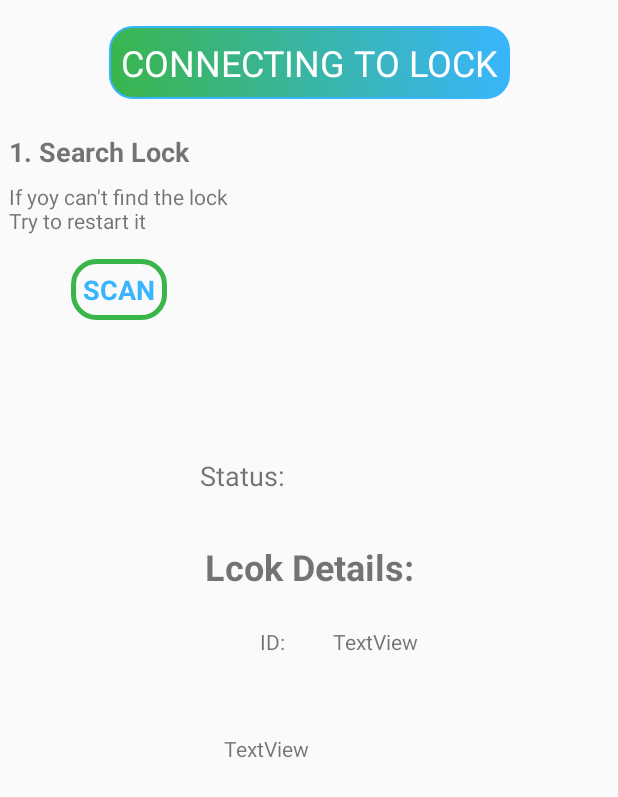
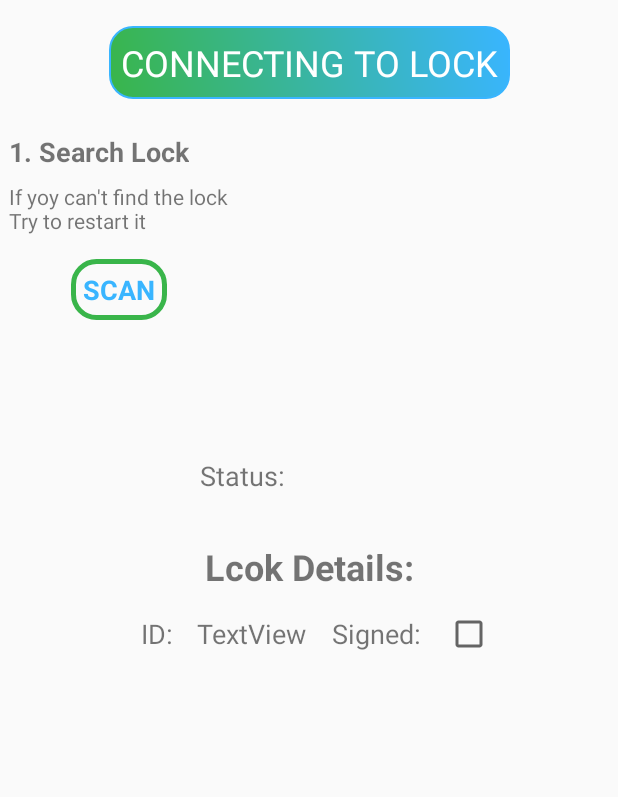
Before and after one commit to dudu4646/LockedApp, an Android app: the bluetooth screen opened directly, with no data from a screen before it, on a phone screen of 412 x 824 dp. Shown: the top 797 px of the screen. Run offline under Robolectric (Android 15) with nearby library versions, the phone set to English and light mode, and no system bars.

Commit message:
15/10 09:51

```diff
--- a/app/src/main/java/packet/com/lockedappproject/Activities/bluetooth.java
+++ b/app/src/main/java/packet/com/lockedappproject/Activities/bluetooth.java
@@ -11,6 +11,7 @@ import android.content.pm.PackageManager;
 import android.os.Build;
 import android.os.Bundle;
 import android.view.View;
+import android.widget.CheckBox;
 import android.widget.TextView;
 import android.widget.Toast;
 
@@ -35,7 +36,8 @@ public class bluetooth extends AppCompatActivity implements BlueAdapter.BlueCB,
     private BluetoothAdapter bta;
     private BlueThread bThread;
     private BroadcastReceiver receiver;
-    private TextView scan, sts;
+    private TextView scan, sts, id;
+    private CheckBox signed;
     private BlueAdapter dAdapter;
     private RecyclerView dList;
 
@@ -84,6 +86,8 @@ public class bluetooth extends AppCompatActivity implements BlueAdapter.BlueCB,
             @Override
             public void onClick(View view) {
                 System.out.println("testing ---> start scanning");
+                if (bThread != null)
+                    bThread.cancel();
                 dAdapter.reset();
                 sts.setText("");
                 bta.startDiscovery();
@@ -91,6 +95,8 @@ public class bluetooth extends AppCompatActivity implements BlueAdapter.BlueCB,
         });
 
         sts = findViewById(R.id.sts);
+        id = findViewById(R.id.id);
+        signed = findViewById(R.id.signed);
     }
 
     @Override
@@ -128,7 +134,7 @@ public class bluetooth extends AppCompatActivity implements BlueAdapter.BlueCB,
 
 
     @Override
-    public void updateUi(int status, int part, int total, String msg) {
+    public void updateUi(int status, String msg) {
         switch (status) {
             case DISCONNECT:
                 sts.setText("Disconnect");
@@ -138,22 +144,24 @@ public class bluetooth extends AppCompatActivity implements BlueAdapter.BlueCB,
                 break;
             case CONNECTED:
                 sts.setText("Connected");
-                bThread.write((GET_LID + "").getBytes(), 2);
+                bThread.write((GET_LID + "").getBytes(), GET_LID);
                 sts.setText("Getting Lock details...");
                 break;
             case GET_LID:
-
+                id.setText(msg);
+                FireBase.searchGeneralLock(msg, this);
+                bThread.write((GET_SSID + "").getBytes(), GET_SSID);
                 break;
         }
     }
 
     @Override
     public void found(House house, Lock lock) {
-
+        signed.setChecked(true);
     }
 
     @Override
     public void notFound(String lId) {
-
+        signed.setChecked(false);
     }
 }
--- a/app/src/main/res/layout/activity_bluetooth.xml
+++ b/app/src/main/res/layout/activity_bluetooth.xml
@@ -147,53 +147,61 @@
             app:layout_constraintStart_toStartOf="parent"
             app:layout_constraintTop_toTopOf="parent" />
 
-        <androidx.constraintlayout.widget.ConstraintLayout
-            android:id="@+id/new_dtl"
-            android:layout_width="match_parent"
-            android:layout_height="0dp"
-            android:layout_marginTop="16dp"
-            app:layout_constraintBottom_toBottomOf="parent"
-            app:layout_constraintEnd_toEndOf="parent"
-            app:layout_constraintHorizontal_bias="0.0"
-            app:layout_constraintStart_toStartOf="parent"
-            app:layout_constraintTop_toBottomOf="@+id/textView21"
-            app:layout_constraintVertical_bias="0.0">
-
         <androidx.constraintlayout.widget.Guideline
-                android:id="@+id/guideline31"
+            android:id="@+id/guideline26"
             android:layout_width="wrap_content"
             android:layout_height="wrap_content"
             android:orientation="vertical"
-                app:layout_constraintGuide_percent="0.5" />
+            app:layout_constraintGuide_percent="0.3" />
+
+        <androidx.constraintlayout.widget.Guideline
+            android:id="@+id/guideline30"
+            android:layout_width="wrap_content"
+            android:layout_height="wrap_content"
+            android:orientation="vertical"
+            app:layout_constraintGuide_percent="0.7" />
 
         <TextView
             android:id="@+id/textView22"
             android:layout_width="wrap_content"
             android:layout_height="wrap_content"
-                android:layout_marginTop="8dp"
-                android:layout_marginEnd="16dp"
+            android:layout_marginTop="16dp"
+            android:layout_marginEnd="8dp"
             android:text="ID:"
-                app:layout_constraintEnd_toStartOf="@+id/guideline31"
-                app:layout_constraintTop_toTopOf="parent" />
+            android:textSize="18sp"
+            app:layout_constraintEnd_toStartOf="@+id/guideline26"
+            app:layout_constraintTop_toBottomOf="@+id/textView21" />
 
         <TextView
             android:id="@+id/id"
             android:layout_width="wrap_content"
             android:layout_height="wrap_content"
-                android:layout_marginStart="16dp"
+            android:layout_marginStart="8dp"
             android:text="TextView"
+            android:textSize="18sp"
             app:layout_constraintBaseline_toBaselineOf="@+id/textView22"
-                app:layout_constraintStart_toStartOf="@+id/guideline31" />
+            app:layout_constraintStart_toStartOf="@+id/guideline26" />
 
         <TextView
             android:id="@+id/textView24"
             android:layout_width="wrap_content"
             android:layout_height="wrap_content"
-                android:layout_marginTop="52dp"
-                android:text="TextView"
-                app:layout_constraintEnd_toStartOf="@+id/guideline31"
-                app:layout_constraintTop_toBottomOf="@+id/textView22" />
-        </androidx.constraintlayout.widget.ConstraintLayout>
+            android:layout_marginEnd="8dp"
+            android:text="Signed:"
+            android:textSize="18sp"
+            app:layout_constraintBaseline_toBaselineOf="@+id/id"
+            app:layout_constraintEnd_toStartOf="@+id/guideline30" />
+
+        <CheckBox
+            android:id="@+id/signed"
+            android:layout_width="wrap_content"
+            android:layout_height="0dp"
+            android:layout_marginStart="8dp"
+            android:clickable="false"
+            app:layout_constraintBottom_toBottomOf="@+id/textView24"
+            app:layout_constraintStart_toStartOf="@+id/guideline30"
+            app:layout_constraintTop_toTopOf="@+id/textView24" />
+
     </androidx.constraintlayout.widget.ConstraintLayout>
 
 </androidx.constraintlayout.widget.ConstraintLayout>
--- a/build.gradle
+++ b/build.gradle
@@ -7,7 +7,7 @@ buildscript {
 
     }
     dependencies {
-        classpath 'com.android.tools.build:gradle:3.5.0'
+        classpath 'com.android.tools.build:gradle:3.5.1'
         classpath 'com.google.gms:google-services:4.3.0'
 
         // NOTE: Do not place your application dependencies here; they belong
```
Also changed, not shown: app/src/main/java/packet/com/lockedappproject/models/BlueThread.java (+22 -19 lines). Lines whose indentation alone changed are shown as unchanged.
